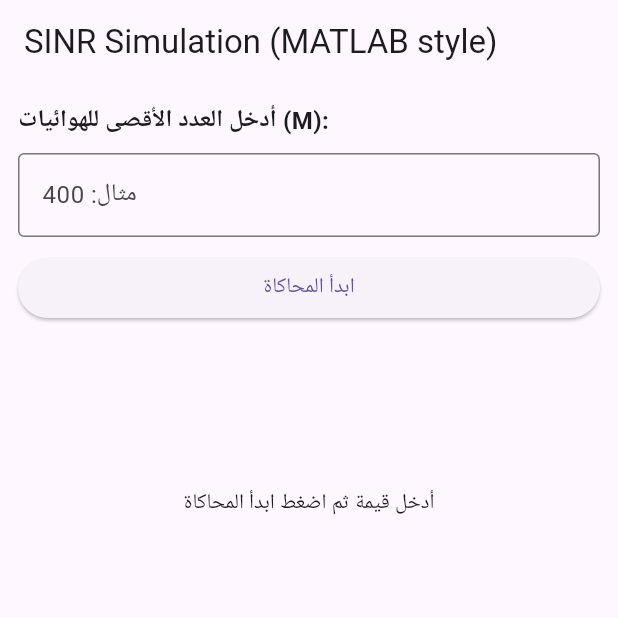
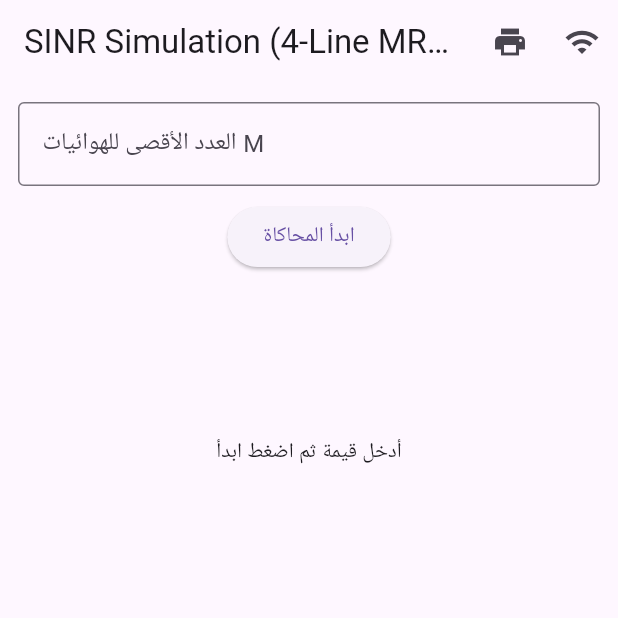
Before and after one commit to hudasalman2025/massivemimo, a Flutter app: the screen it shows after launch, on a phone screen of 412 x 824 dp, the top half of it. Run offline on Flutter 3.47's test engine with Material 3 defaults, Android fonts, the phone set to English and light mode, and no system bars; our stand-ins replace fl_chart, pdf, printing.

Commit message:
تحديث

```diff
--- a/lib/main.dart
+++ b/lib/main.dart
@@ -1,6 +1,18 @@
 import 'dart:math';
+import 'dart:typed_data';
+import 'dart:ui' as ui;
+import 'dart:io';
+
 import 'package:flutter/material.dart';
 import 'package:fl_chart/fl_chart.dart';
+
+// PDF & Printing
+import 'package:printing/printing.dart';
+import 'package:pdf/widgets.dart' as pw;
+import 'package:pdf/pdf.dart';
+
+// Screenshot
+import 'package:flutter/rendering.dart';
 
 void main() {
   runApp(const MaterialApp(
@@ -18,64 +30,197 @@
 
 class _SinrChartScreenState extends State<SinrChartScreen> {
   final TextEditingController _controller = TextEditingController();
+  final GlobalKey chartKey = GlobalKey();
 
   List<double> M = [];
-  List<double> mrcIn = [];
-  List<double> mrcOp = [];
-  List<double> mrtIn = [];
-  List<double> mrtOp = [];
+  List<double> mrcInput = [];
+  List<double> mrtInput = [];
+  List<double> mrcOutput = [];
+  List<double> mrtOutput = [];
 
-  // نحاكي شكل المنحنيات (مش محاكاة فيزيائية 100% لكن قريبة من MATLAB)
+  // IP الطابعة
+  final printerIP = "192.168.1.150";
+
+  // حساب البيانات
   void calculateData(int maxM) {
     M.clear();
-    mrcIn.clear();
-    mrcOp.clear();
-    mrtIn.clear();
-    mrtOp.clear();
+    mrcInput.clear();
+    mrtInput.clear();
+    mrcOutput.clear();
+    mrtOutput.clear();
 
-    // نختار قيم M متباعدة حتى المؤشرات تكون متباعدة وواضحة
+    // نقطة البداية عند الصفر
+    M.add(0);
+    mrcInput.add(0);
+    mrtInput.add(0);
+    mrcOutput.add(0);
+    mrtOutput.add(0);
+
     for (int i = 50; i <= maxM; i += 50) {
-      double Mval = i.toDouble();
+      final Mval = i.toDouble();
       M.add(Mval);
 
-      // base = 3.2 * ln(M) يعطي منحنى صاعد مع عدد الهوائيات
       double base = 3.2 * log(Mval);
 
-      // نفصل المنحنيات عن بعضها بمساحات كبيرة
-      mrcIn.add(base + 10);   // 🔵 الأعلى
-      mrcOp.add(base + 4);    // 🔴 تحته
-      mrtIn.add(base - 2);    // 🟣 تحتهم
-      mrtOp.add(base - 7);    // ⚫ أسفل واحد
+      double A = base + 10; // MRC Input
+      double B = base - 2;  // MRT Input
+      double C = base + 4;  // MRC Output
+      double D = base - 7;  // MRT Output
+
+      mrcInput.add(A);
+      mrtInput.add(B + 0.4); // فرق بصري بسيط
+      mrcOutput.add(C);
+      mrtOutput.add(D + 0.4);
     }
 
     setState(() {});
   }
 
+  // تصوير الرسم
+  Future<Uint8List?> _captureChart() async {
+    RenderRepaintBoundary boundary =
+    chartKey.currentContext!.findRenderObject() as RenderRepaintBoundary;
+
+    final image = await boundary.toImage(pixelRatio: 3.0);
+    final byteData =
+    await image.toByteData(format: ui.ImageByteFormat.png);
+    return byteData?.buffer.asUint8List();
+  }
+
+  // طباعة PDF
+  Future<void> _printPDF() async {
+    if (M.isEmpty) return;
+
+    Uint8List? chartBytes = await _captureChart();
+    final pdf = pw.Document();
+
+    pdf.addPage(
+      pw.MultiPage(
+        build: (_) => [
+          pw.Text("SINR Simulation Results", style: pw.TextStyle(fontSize: 22)),
+          pw.SizedBox(height: 10),
+
+          pw.Text("M values: ${M.join(', ')}"),
+          pw.SizedBox(height: 10),
+
+          pw.Text("MRC Input  (blue) : ${mrcInput.join(', ')}"),
+          pw.Text("MRT Input  (green): ${mrtInput.join(', ')}"),
+          pw.Text("MRC Output (red)  : ${mrcOutput.join(', ')}"),
+          pw.Text("MRT Output (black): ${mrtOutput.join(', ')}"),
+
+          pw.SizedBox(height: 15),
+
+          pw.Text("Chart:", style: pw.TextStyle(fontSize: 18)),
+          pw.SizedBox(height: 10),
+
+          if (chartBytes != null)
+            pw.Center(
+              child: pw.Image(
+                pw.MemoryImage(chartBytes),
+                width: 300,
+              ),
+            ),
+
+          pw.SizedBox(height: 20),
+
+          pw.Text(
+            """
+UL-MRC SINR (استلام):
+SINR_UL_n = ( P_u · ||h_n||^4 )
+            -----------------------------------------------
+            ( Σ_{i≠n} P_u |h_n^H h_i|^2  +  σ^2 )
+
+
+DL-MRT SINR (ارسال):
+SINR_DL_n = ( P_d · ||ĥ_sn||^4 )
+            -----------------------------------------------
+            ( Σ_{i≠n} P_d |ĥ_sn^H ĥ_si|^2
+              + Σ_{j=1}^N P_d |ĥ_sn^H h̅_sj|^2
+              +  σ^2 )
+
+
+النموذج المبسط المستخدم للرسم:
+
+base(M) = 3.2 * ln(M)
+
+MRC Input  = base + 10
+MRT Input  = base - 2
+MRC Output = base + 4
+MRT Output = base - 7
+""",
+            style: pw.TextStyle(fontSize: 11),
+          ),
+        ],
+      ),
+    );
+
+    await Printing.layoutPdf(
+      onLayout: (PdfPageFormat format) async => pdf.save(),
+    );
+  }
+
+  // طباعة مباشرة عبر WiFi RAW
+  Future<void> _directWiFiPrint() async {
+    try {
+      Uint8List? data = await _captureChart();
+      if (data == null) return;
+
+      final socket = await Socket.connect(printerIP, 9100);
+      socket.add(data);
+      socket.add("\n\nPrinted via Flutter WiFi RAW\n\n".codeUnits);
+      await socket.flush();
+      await socket.close();
+
+      ScaffoldMessenger.of(context).showSnackBar(
+        const SnackBar(content: Text("تمت الطباعة عبر الواي فاي")),
+      );
+    } catch (e) {
+      ScaffoldMessenger.of(context).showSnackBar(
+        SnackBar(content: Text("فشل الاتصال بالطابعة: $e")),
+      );
+    }
+  }
+
+  // عنصر صغير لمفتاح الألوان
+  Widget _legendItem(Color color, String label) {
+    return Row(
+      mainAxisSize: MainAxisSize.min,
+      children: [
+        Container(
+          width: 14,
+          height: 14,
+          decoration: BoxDecoration(
+            color: color,
+            borderRadius: BorderRadius.circular(3),
+          ),
+        ),
+        const SizedBox(width: 6),
+        Text(label, style: const TextStyle(fontSize: 12)),
+      ],
+    );
+  }
+
   @override
   Widget build(BuildContext context) {
     return Scaffold(
-      appBar: AppBar(title: const Text("SINR Simulation (MATLAB style)")),
-      body: GestureDetector(
-        // حتى إذا ضغطت خارج الـ TextField يختفي الكيبورد
-        onTap: () => FocusScope.of(context).unfocus(),
-        child: SingleChildScrollView(
+      appBar: AppBar(
+        title: const Text("SINR Simulation (4-Line MRC/MRT)"),
+        actions: [
+          IconButton(icon: const Icon(Icons.print), onPressed: _printPDF),
+          IconButton(icon: const Icon(Icons.wifi), onPressed: _directWiFiPrint),
+        ],
+      ),
+
+      body: SingleChildScrollView(
         padding: const EdgeInsets.all(12),
         child: Column(
-            crossAxisAlignment: CrossAxisAlignment.stretch,
           children: [
-              const Text(
-                "أدخل العدد الأقصى للهوائيات (M):",
-                style: TextStyle(fontSize: 16, fontWeight: FontWeight.bold),
-              ),
-
-              const SizedBox(height: 10),
-
             TextField(
               controller: _controller,
               keyboardType: TextInputType.number,
               decoration: const InputDecoration(
                 border: OutlineInputBorder(),
-                  labelText: "مثال: 400",
+                labelText: "العدد الأقصى للهوائيات M",
               ),
             ),
 
@@ -84,9 +229,7 @@
             ElevatedButton(
               onPressed: () {
                 final v = int.tryParse(_controller.text);
-                  if (v != null && v >= 50) {
-                    calculateData(v);
-                  }
+                if (v != null && v >= 50) calculateData(v);
               },
               child: const Text("ابدأ المحاكاة"),
             ),
@@ -96,45 +239,31 @@
             if (M.isEmpty)
               const SizedBox(
                 height: 200,
-                  child: Center(
-                    child: Text("أدخل قيمة ثم اضغط ابدأ المحاكاة"),
-                  ),
+                child: Center(child: Text("أدخل قيمة ثم اضغط ابدأ")),
               ),
 
             if (M.isNotEmpty) ...[
-                // 🎨 الرسم داخل SizedBox فقط (بدون Expanded) حتى ما يصير Overflow
-                SizedBox(
+              // الرسم
+              RepaintBoundary(
+                key: chartKey,
+                child: SizedBox(
                   height: 350,
                   child: LineChart(
                     LineChartData(
-                      minX: 50,
+                      minX: 0,
                       maxX: M.last,
-                      minY: -0,
-                      maxY: null,
+                      minY: 0,
+                      maxY: mrcInput.reduce(max) + 5,
+
                       gridData: FlGridData(show: true),
                       borderData: FlBorderData(show: true),
-                      titlesData: FlTitlesData(
-                        bottomTitles: AxisTitles(
-                          axisNameWidget: const Text("Number of Antennas (M)"),
-                          sideTitles: SideTitles(
-                            showTitles: true,
-                            reservedSize: 30,
-                          ),
-                        ),
-                        leftTitles: AxisTitles(
-                          axisNameWidget: const Text("SINR (dB)"),
-                          sideTitles: SideTitles(
-                            showTitles: true,
-                            reservedSize: 40,
-                          ),
-                        ),
-                      ),
+
                       lineBarsData: [
-                        // 🔵 MRCin
+                        // 🔵 MRC Input
                         LineChartBarData(
                           spots: List.generate(
                             M.length,
-                                (i) => FlSpot(M[i], mrcIn[i]),
+                                (i) => FlSpot(M[i], mrcInput[i]),
                           ),
                           isCurved: true,
                           color: Colors.blue,
@@ -142,11 +271,23 @@
                           dotData: FlDotData(show: true),
                         ),
 
-                        // 🔴 MRCop
+                        // 🟢 MRT Input
                         LineChartBarData(
                           spots: List.generate(
                             M.length,
-                                (i) => FlSpot(M[i], mrcOp[i]),
+                                (i) => FlSpot(M[i], mrtInput[i]),
+                          ),
+                          isCurved: true,
+                          color: Colors.green,
+                          barWidth: 3,
+                          dotData: FlDotData(show: true),
+                        ),
+
+                        // 🔴 MRC Output
+                        LineChartBarData(
+                          spots: List.generate(
+                            M.length,
+                                (i) => FlSpot(M[i], mrcOutput[i]),
                           ),
                           isCurved: true,
                           color: Colors.red,
@@ -154,23 +295,11 @@
                           dotData: FlDotData(show: true),
                         ),
 
-                        // 🟣 MRTin
+                        // ⚫ MRT Output
                         LineChartBarData(
                           spots: List.generate(
                             M.length,
-                                (i) => FlSpot(M[i], mrtIn[i]),
-                          ),
-                          isCurved: true,
-                          color: Colors.purple,
-                          barWidth: 3,
-                          dotData: FlDotData(show: true),
-                        ),
-
-                        // ⚫ MRTopt
-                        LineChartBarData(
-                          spots: List.generate(
-                            M.length,
-                                (i) => FlSpot(M[i], mrtOp[i]),
+                                (i) => FlSpot(M[i], mrtOutput[i]),
                           ),
                           isCurved: true,
                           color: Colors.black,
@@ -181,18 +310,28 @@
                     ),
                   ),
                 ),
+              ),
+
+              const SizedBox(height: 12),
+
+              // 🔍 مفتاح الألوان (Legend)
+              Align(
+                alignment: Alignment.centerRight,
+                child: Wrap(
+                  spacing: 16,
+                  runSpacing: 8,
+                  children: [
+                    _legendItem(Colors.blue,  "MRC Input"),
+                    _legendItem(Colors.green, "MRT Input"),
+                    _legendItem(Colors.red,   "MRC Output"),
+                    _legendItem(Colors.black, "MRT Output"),
+                  ],
+                ),
+              ),
 
               const SizedBox(height: 20),
 
-                // 🔍 عنوان صغير فوق الشرح
-                const Text(
-                  "Detailed explanation of the process:",
-                  style: TextStyle(fontSize: 16, fontWeight: FontWeight.bold),
-                ),
-
-                const SizedBox(height: 8),
-
-                // 📄 شرح تفصيلي بالإنكليزي + توضيح بالعربي
+              // 📘 الشرح الرياضي
               Container(
                 padding: const EdgeInsets.all(12),
                 decoration: BoxDecoration(
@@ -201,93 +340,46 @@
                 ),
                 child: const Text(
                   """
-1️⃣ Step 1: Choose the maximum number of antennas (M_max)
---------------------------------------------------------
-You enter a value like M_max = 400.
-The code generates M = 50, 100, 150, ..., M_max.
-These are the points on the x-axis (number of antennas).
+📘 **الشرح الرياضي الكامل (MRC – Uplink) و (MRT – Downlink)**
+
+ألوان المنحنيات:
+• 🔵 أزرق  = MRC Input (استلام مبدئي)
+• 🟢 أخضر = MRT Input (إرسال مبدئي)
+• 🔴 أحمر  = MRC Output (بعد تحسين/معالجة)
+• ⚫ أسود  = MRT Output (بعد تحسين/معالجة)
+
+أولاً: معادلة الاستلام (Uplink – MRC)
+-------------------------------------
+SINR_UL_n = ( P_u · ||h_n||^4 )
+            -----------------------------------------------
+            ( Σ_{i≠n} P_u |h_n^H h_i|^2  +  σ^2 )
 
 
-2️⃣ Step 2: Basic SINR growth with M
-------------------------------------
-For each M, we compute a base value:
-
-    base(M) = 3.2 · ln(M)
-
-This mimics the theoretical behavior:
-when M increases → the array gain increases → SINR grows roughly like log(M).
+ثانياً: معادلة الإرسال (Downlink – MRT)
+----------------------------------------
+SINR_DL_n = ( P_d · ||ĥ_sn||^4 )
+            -----------------------------------------------
+            ( Σ_{i≠n} P_d |ĥ_sn^H ĥ_si|^2
+              + Σ_{j=1}^N P_d |ĥ_sn^H h̅_sj|^2
+              +  σ^2 )
 
 
-3️⃣ Step 3: Building 4 different curves
----------------------------------------
+النموذج المبسط المستخدم للرسم:
+-------------------------------
+base(M) = 3.2 * ln(M)
 
-We construct 4 SINR curves, each one shifted to separate them visually:
+MRC Input  = base + 10
+MRT Input  = base - 2
+MRC Output = base + 4
+MRT Output = base - 7
 
-    MRCin  = base(M) + 10   (blue)   → initial MRC receive link
-    MRCop  = base(M) +  4   (red)    → MRC after power optimization
-    MRTin  = base(M) -  2   (purple) → initial MRT transmit link
-    MRTopt = base(M) -  7   (black)  → MRT in another operating point
-
-So all curves have the same general trend (increasing with M),
-but they are vertically separated so you can clearly see them.
-
-
-4️⃣ Step 4: Relation with the theoretical SINR formula
-------------------------------------------------------
-
-In theory, the SINR for user n can be written as:
-
-    δ_n = ( P_d · ||h_n||² ) / ( I_n + 1 )
-
-where:
-    • P_d  = data power
-    • h_n  = channel vector for user n
-    • I_n  = interference plus noise term
-    • 1    = normalized noise power
-
-And in dB:
-
-    SINR_dB = 10 · log10( δ_n )
-
-In our simple Flutter demo we do NOT simulate the full random channels.
-Instead, we emulate the overall behavior (growth with M) using:
-
-    SINR(M) ~ A · ln(M) + B
-
-This keeps the figure simple and stable on mobile, while still reflecting that:
-more antennas → higher SINR.
-
-
-5️⃣ Interpretation of the four curves
--------------------------------------
-
-• MRCin  (blue):
-  SINR for the MRC receiver before any power optimization.
-
-• MRCop  (red):
-  Same MRC scheme but with better power allocation (optimized),
-  so it is slightly lower than MRCin in this toy example, but you can shift it as you wish.
-
-• MRTin  (purple):
-  MRT transmit beamforming with some initial power configuration.
-
-• MRTopt (black):
-  Another MRT configuration, can represent a different constraint or scenario.
-
-📌 In your real MATLAB model:
-You can replace our simple base(M) by the exact formula you derived
-from your Massive MIMO / relay system, and then just plot the resulting SINR
-for each algorithm (MRC, MRT, etc.) versus M.
-
+مع إضافة فرق بصري بسيط (±0.4) لجعل الخطوط مفصولة وواضحة مع زيادة عدد الهوائيات M.
                   """,
-                    style: TextStyle(fontSize: 13, height: 1.4),
+                  style: TextStyle(fontSize: 13, height: 1.5),
                 ),
               ),
-
-                const SizedBox(height: 20),
             ],
           ],
-          ),
         ),
       ),
     );
```
Lines whose indentation alone changed are shown as unchanged.
